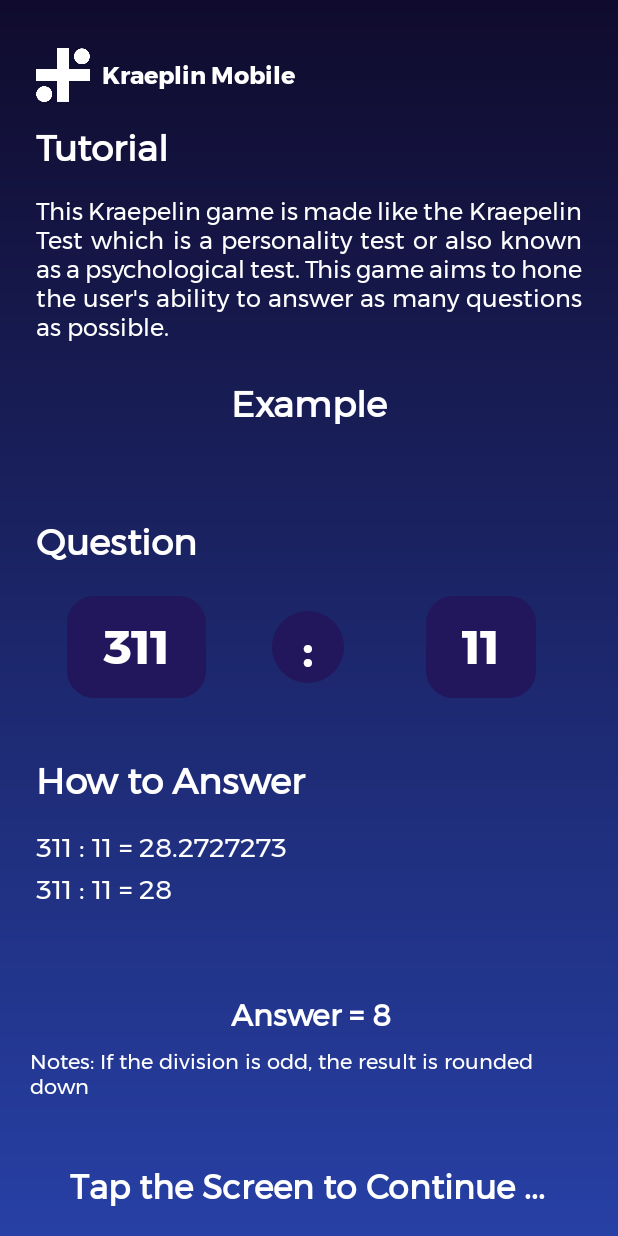
After one commit to KevinNathanaelTaufiek/Kraepelin-Huawei, an Android app: the layout activity_tutorial.xml on its own in the app's theme, with its tools: preview values and no code run, on a phone screen of 412 x 824 dp. The commit adds this screen. Run offline under Robolectric (Android 15) with nearby library versions, the phone set to English and light mode, and no system bars.

Commit message:
Adding Sound Effect and Tutorial Screen

```diff
--- a/app/src/main/java/com/kevinnt/kraepelinmobile/GameActivity.java
+++ b/app/src/main/java/com/kevinnt/kraepelinmobile/GameActivity.java
@@ -73,6 +73,10 @@ public class GameActivity extends AppCompatActivity implements View.OnClickListe
             spEditor.apply();
             Toast.makeText(this, "Congrats you beat the High Score", Toast.LENGTH_SHORT).show();
         }
+        Intent intent = new Intent(GameActivity.this, MainActivity.class);
+        intent.putExtra("MusicPlayed",false);
+        intent.setFlags(Intent.FLAG_ACTIVITY_NEW_TASK | Intent.FLAG_ACTIVITY_CLEAR_TASK);
+        startActivity(intent);
     }
 
     private void generateQuestion(){
--- /dev/null
+++ b/app/src/main/res/layout/activity_tutorial.xml
@@ -0,0 +1,235 @@
+<?xml version="1.0" encoding="utf-8"?>
+<androidx.constraintlayout.widget.ConstraintLayout xmlns:android="http://schemas.android.com/apk/res/android"
+    xmlns:app="http://schemas.android.com/apk/res-auto"
+    xmlns:tools="http://schemas.android.com/tools"
+    android:layout_width="match_parent"
+    android:layout_height="match_parent"
+    tools:context=".TutorialActivity"
+    android:background="@drawable/bg_screen"
+    android:id="@+id/screen">
+
+    <ImageView
+        android:id="@+id/imageView2"
+        android:layout_width="36dp"
+        android:layout_height="36dp"
+        android:layout_marginStart="24dp"
+        android:layout_marginTop="32dp"
+        android:src="@drawable/logo"
+        app:layout_constraintStart_toStartOf="parent"
+        app:layout_constraintTop_toTopOf="parent" />
+
+    <TextView
+        android:id="@+id/textView"
+        android:layout_width="wrap_content"
+        android:layout_height="wrap_content"
+        android:layout_marginStart="8dp"
+        android:fontFamily="@font/montserrat_bold"
+        android:text="Kraeplin Mobile"
+        android:textAlignment="center"
+        android:textColor="@color/white"
+        android:textSize="16sp"
+        android:textStyle="bold"
+        app:layout_constraintBottom_toBottomOf="@+id/imageView2"
+        app:layout_constraintStart_toEndOf="@+id/imageView2"
+        app:layout_constraintTop_toTopOf="@+id/imageView2" />
+
+    <TextView
+        android:id="@+id/tv_title"
+        android:layout_width="wrap_content"
+        android:layout_height="wrap_content"
+        android:layout_marginTop="12dp"
+        android:fontFamily="@font/montserrat"
+        android:text="Tutorial"
+        android:textColor="@color/white"
+        android:textSize="24dp"
+        android:textStyle="bold"
+        app:layout_constraintStart_toStartOf="@+id/imageView2"
+        app:layout_constraintTop_toBottomOf="@+id/imageView2" />
+
+    <TextView
+        android:id="@+id/tv_intro"
+        android:layout_width="wrap_content"
+        android:layout_height="wrap_content"
+        android:layout_marginTop="12dp"
+        android:fontFamily="@font/montserrat"
+        android:paddingLeft="24dp"
+        android:paddingRight="24dp"
+        android:text="This Kraepelin game is made like the Kraepelin Test which is a personality test or also known as a psychological test. This game aims to hone the user's ability to answer as many questions as possible."
+        android:textColor="@color/white"
+        android:textSize="16dp"
+        android:justificationMode="inter_word"
+        app:layout_constraintEnd_toEndOf="parent"
+        app:layout_constraintStart_toStartOf="parent"
+        app:layout_constraintTop_toBottomOf="@+id/tv_title" />
+
+    <TextView
+        android:id="@+id/tv_example"
+        android:layout_width="wrap_content"
+        android:layout_height="wrap_content"
+        android:fontFamily="@font/montserrat"
+        android:layout_marginTop="20dp"
+        android:text="Example"
+        android:textColor="@color/white"
+        android:textSize="24dp"
+        android:textStyle="bold"
+        app:layout_constraintEnd_toEndOf="parent"
+        app:layout_constraintStart_toStartOf="parent"
+        app:layout_constraintTop_toBottomOf="@+id/tv_intro" />
+
+    <TextView
+        android:id="@+id/tv_question"
+        android:layout_width="wrap_content"
+        android:layout_height="wrap_content"
+        android:layout_marginStart="24dp"
+        android:fontFamily="@font/montserrat"
+        android:text="Question"
+        android:textColor="@color/white"
+        android:textSize="24dp"
+        android:textStyle="bold"
+        app:layout_constraintBottom_toBottomOf="parent"
+        app:layout_constraintStart_toStartOf="parent"
+        app:layout_constraintTop_toBottomOf="@+id/tv_title"
+        app:layout_constraintVertical_bias="0.337" />
+
+    <TextView
+        android:id="@+id/tv_first_operand"
+        android:layout_width="wrap_content"
+        android:layout_height="wrap_content"
+        android:background="@drawable/bg_btn_primary"
+        android:fontFamily="@font/montserrat_bold"
+        android:paddingHorizontal="24dp"
+        android:paddingVertical="8dp"
+        android:text="311"
+        android:textAlignment="center"
+        android:textColor="@color/white"
+        android:textSize="32sp"
+        android:textStyle="bold"
+        app:layout_constraintBottom_toBottomOf="@+id/tv_operator"
+        app:layout_constraintEnd_toStartOf="@+id/tv_operator"
+        app:layout_constraintStart_toStartOf="parent"
+        app:layout_constraintTop_toTopOf="@+id/tv_operator" />
+
+    <TextView
+        android:id="@+id/tv_operator"
+        android:layout_width="48dp"
+        android:layout_height="48dp"
+        android:layout_marginTop="28dp"
+        android:background="@drawable/bg_btn_circle"
+        android:fontFamily="@font/montserrat_bold"
+        android:text=":"
+        android:textAlignment="center"
+        android:textColor="@color/white"
+        android:textSize="32sp"
+        app:layout_constraintEnd_toEndOf="parent"
+        app:layout_constraintHorizontal_bias="0.498"
+        app:layout_constraintStart_toStartOf="parent"
+        app:layout_constraintTop_toBottomOf="@+id/tv_question" />
+
+    <TextView
+        android:id="@+id/tv_second_operand"
+        android:layout_width="wrap_content"
+        android:layout_height="wrap_content"
+        android:background="@drawable/bg_btn_primary"
+        android:fontFamily="@font/montserrat_bold"
+        android:paddingHorizontal="24dp"
+        android:paddingVertical="8dp"
+        android:text="11"
+        android:textAlignment="center"
+        android:textColor="@color/white"
+        android:textSize="32sp"
+        android:textStyle="bold"
+        app:layout_constraintBottom_toBottomOf="@+id/tv_operator"
+        app:layout_constraintEnd_toEndOf="parent"
+        app:layout_constraintStart_toEndOf="@+id/tv_operator"
+        app:layout_constraintTop_toTopOf="@+id/tv_operator" />
+
+    <TextView
+        android:id="@+id/tv_howto"
+        android:layout_width="wrap_content"
+        android:layout_height="wrap_content"
+        android:layout_marginStart="24dp"
+        android:fontFamily="@font/montserrat"
+        android:text="How to Answer"
+        android:textColor="@color/white"
+        android:textSize="24dp"
+        android:textStyle="bold"
+        app:layout_constraintBottom_toBottomOf="parent"
+        app:layout_constraintStart_toStartOf="parent"
+        app:layout_constraintTop_toBottomOf="@+id/tv_question"
+        app:layout_constraintVertical_bias="0.301" />
+
+    <TextView
+        android:id="@+id/tv_howto1"
+        android:layout_width="wrap_content"
+        android:layout_height="wrap_content"
+        android:layout_marginStart="24dp"
+        android:fontFamily="@font/montserrat"
+        android:text="311 : 11 = 28.2727273"
+        android:textColor="@color/white"
+        android:textSize="18dp"
+        app:layout_constraintBottom_toBottomOf="parent"
+        app:layout_constraintStart_toStartOf="parent"
+        app:layout_constraintTop_toBottomOf="@+id/tv_howto"
+        app:layout_constraintVertical_bias="0.046" />
+
+    <TextView
+        android:id="@+id/tv_howto2"
+        android:layout_width="wrap_content"
+        android:layout_height="wrap_content"
+        android:layout_marginStart="24dp"
+        android:fontFamily="@font/montserrat"
+        android:text="311 : 11 = 28"
+        android:textColor="@color/white"
+        android:textSize="18dp"
+        app:layout_constraintBottom_toBottomOf="parent"
+        app:layout_constraintStart_toStartOf="parent"
+        app:layout_constraintTop_toBottomOf="@+id/tv_howto1"
+        app:layout_constraintVertical_bias="0.0" />
+
+    <TextView
+        android:id="@+id/tv_answer"
+        android:layout_width="wrap_content"
+        android:layout_height="wrap_content"
+        android:layout_marginBottom="132dp"
+        android:fontFamily="@font/montserrat"
+        android:text="Answer = 8"
+        android:textColor="@color/white"
+        android:textSize="20dp"
+        android:textStyle="bold"
+        app:layout_constraintBottom_toBottomOf="parent"
+        app:layout_constraintEnd_toEndOf="parent"
+        app:layout_constraintHorizontal_bias="0.506"
+        app:layout_constraintStart_toStartOf="parent"
+        app:layout_constraintTop_toBottomOf="@+id/tv_operator"
+        app:layout_constraintVertical_bias="1.0" />
+
+
+    <TextView
+        android:id="@+id/tv_notes"
+        android:layout_width="376dp"
+        android:layout_height="37dp"
+        android:fontFamily="@font/montserrat"
+        android:text="Notes: If the division is odd, the result is rounded down "
+        android:textColor="@color/white"
+        android:textSize="14dp"
+        android:paddingLeft="20dp"
+        app:layout_constraintBottom_toBottomOf="parent"
+        app:layout_constraintTop_toBottomOf="@+id/tv_howto2"
+        tools:ignore="MissingConstraints" />
+
+    <TextView
+        android:id="@+id/tv_tap"
+        android:layout_width="wrap_content"
+        android:layout_height="wrap_content"
+        android:layout_marginBottom="16dp"
+        android:fontFamily="@font/montserrat"
+        android:text="Tap the Screen to Continue ..."
+        android:textColor="@color/white"
+        android:textSize="22dp"
+        android:textStyle="bold"
+        app:layout_constraintBottom_toBottomOf="parent"
+        app:layout_constraintEnd_toEndOf="parent"
+        app:layout_constraintHorizontal_bias="0.492"
+        app:layout_constraintStart_toStartOf="parent" />
+
+</androidx.constraintlayout.widget.ConstraintLayout>
```
Also changed, not shown: app/src/main/AndroidManifest.xml (+28 -11 lines), app/src/main/java/com/kevinnt/kraepelinmobile/MainActivity.java (+19 -5 lines), app/src/main/java/com/kevinnt/kraepelinmobile/TutorialActivity.java (added, +71 -0 lines), app/src/main/java/com/kevinnt/kraepelinmobile/menus/HighScoreFragment.java (+18 -0 lines), app/src/main/java/com/kevinnt/kraepelinmobile/menus/LevelFragment.java (+37 -2 lines), app/src/main/java/com/kevinnt/kraepelinmobile/menus/MainFragment.java (+18 -1 lines), app/src/main/java/com/kevinnt/kraepelinmobile/menus/OperatorFragment.java (+21 -1 lines), 3 other files.
